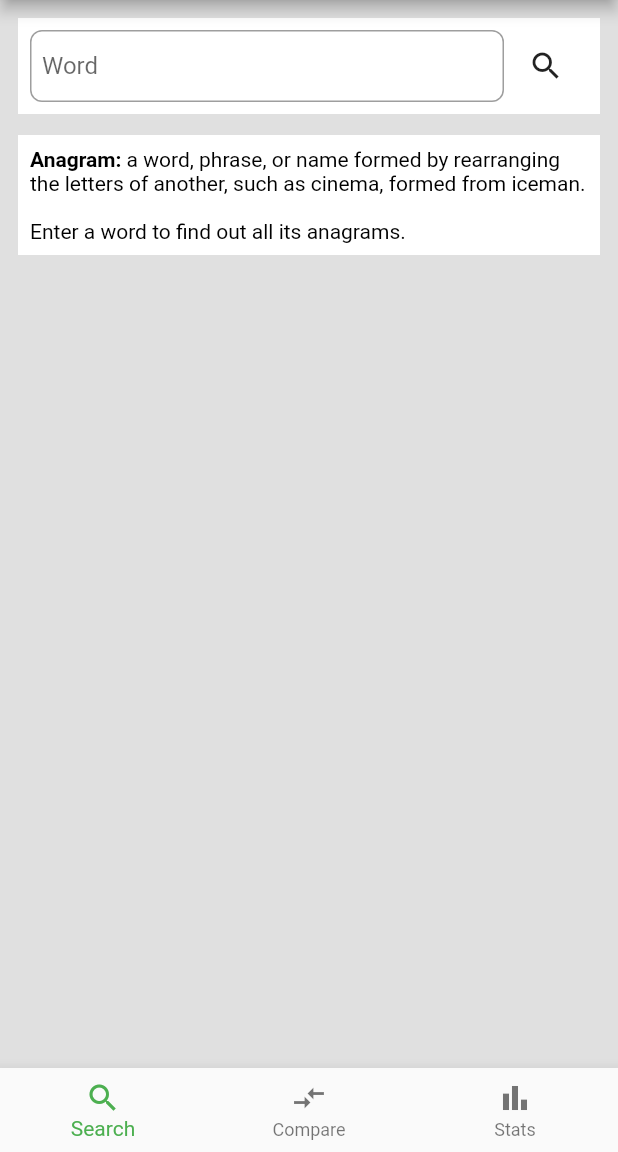
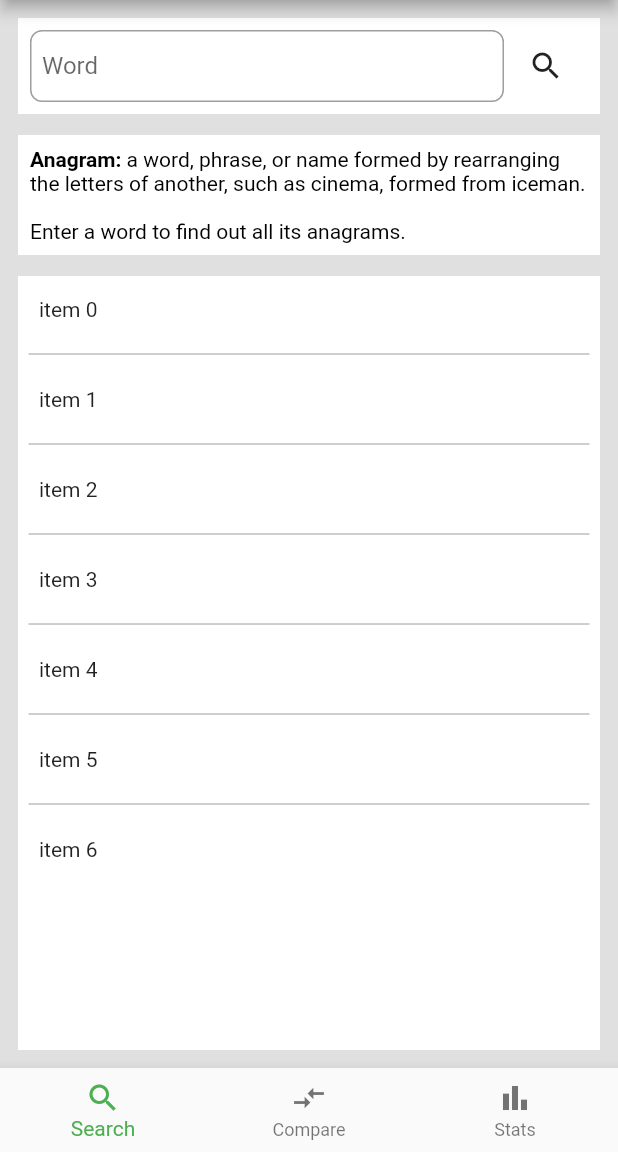
Before and after one commit to emmanuelCode/exercise-ag, a Flutter app: the screen it shows after launch, on a phone screen of 412 x 824 dp, the part 84-1236 px from its top. Run offline on Flutter 3.47's test engine with Material 2 defaults, Android fonts, the phone set to English and light mode, and no system bars.

```diff
--- a/lib/widgets/bottom_navigation_sections.dart
+++ b/lib/widgets/bottom_navigation_sections.dart
@@ -24,12 +24,35 @@ class Search extends StatelessWidget {
             ),
           ),
         ),
-        Container(
-          //TODO: to change when having result...
-          //explanation container
-          color: Colors.white,
-          margin: EdgeInsets.only(top: 14.0),
-          child: InfoBoard.searchExplanation(),
+        false
+            ? Text('data')
+            : Container(
+                //if search text tenary operator...
+                //TODO: to change when having result...
+                //explanation container
+                color: Colors.white,
+                margin: EdgeInsets.only(top: 14.0),
+                child: InfoBoard.searchExplanation(),
+              ),
+        Expanded(
+          /// search list anagram
+          child: Container(
+            color: Colors.white,
+            margin: EdgeInsets.only(top: 14.0),
+            child: ListView.separated(
+              //test widget
+              itemBuilder: (_, index) => Padding(
+                padding: const EdgeInsets.all(14.0),
+                child: Text('item $index'), //Todo To change
+              ), //item widget
+              separatorBuilder: (_, index) => Divider(
+                color: Colors.grey,
+                indent: 7.0,
+                endIndent: 7.0,
+              ),
+              itemCount: 7, //todo : to change
+            ),
+          ),
         ),
       ],
     );
@@ -105,11 +128,17 @@ class Stats extends StatelessWidget {
   }
 }
 
+/// HELPER WIDGETS FOR TEXT FIELDS ///
+
 /// a stylize text field for the search field
 Widget searchTextField() {
   return Expanded(
     //textField need expanded (for rendering error)
     child: TextField(
+      onChanged: (value) {
+        //try with the contains widget
+        print('entered Text: $value');
+      },
       decoration: InputDecoration(
         contentPadding: EdgeInsets.all(8),
         border: OutlineInputBorder(
```
